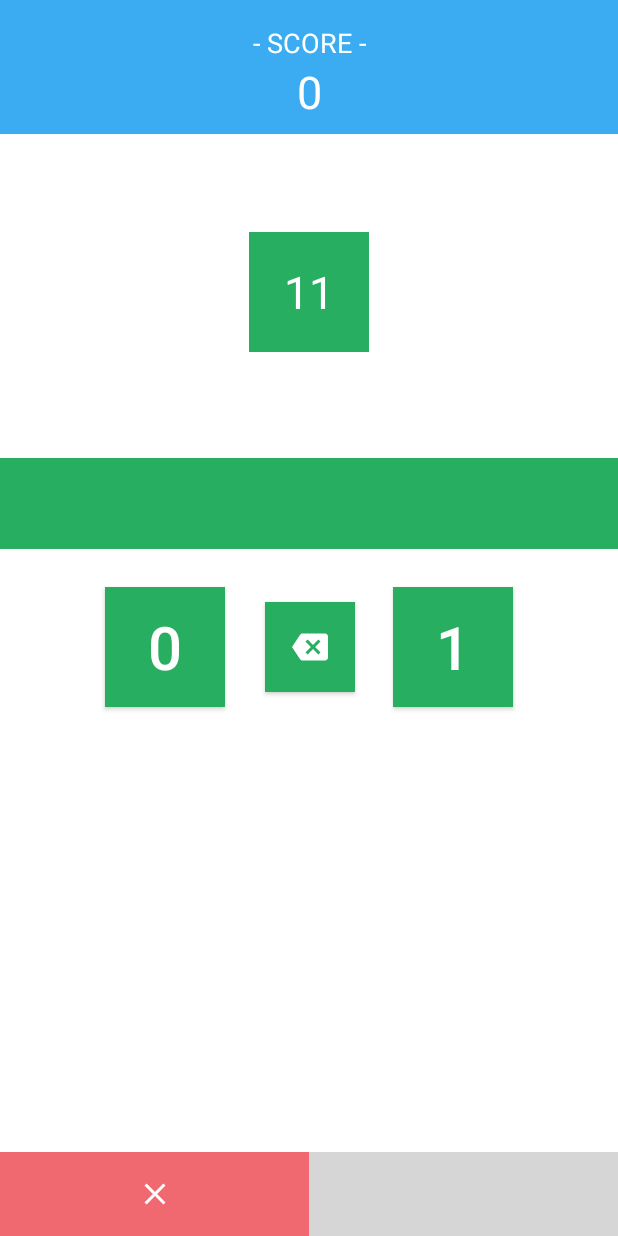
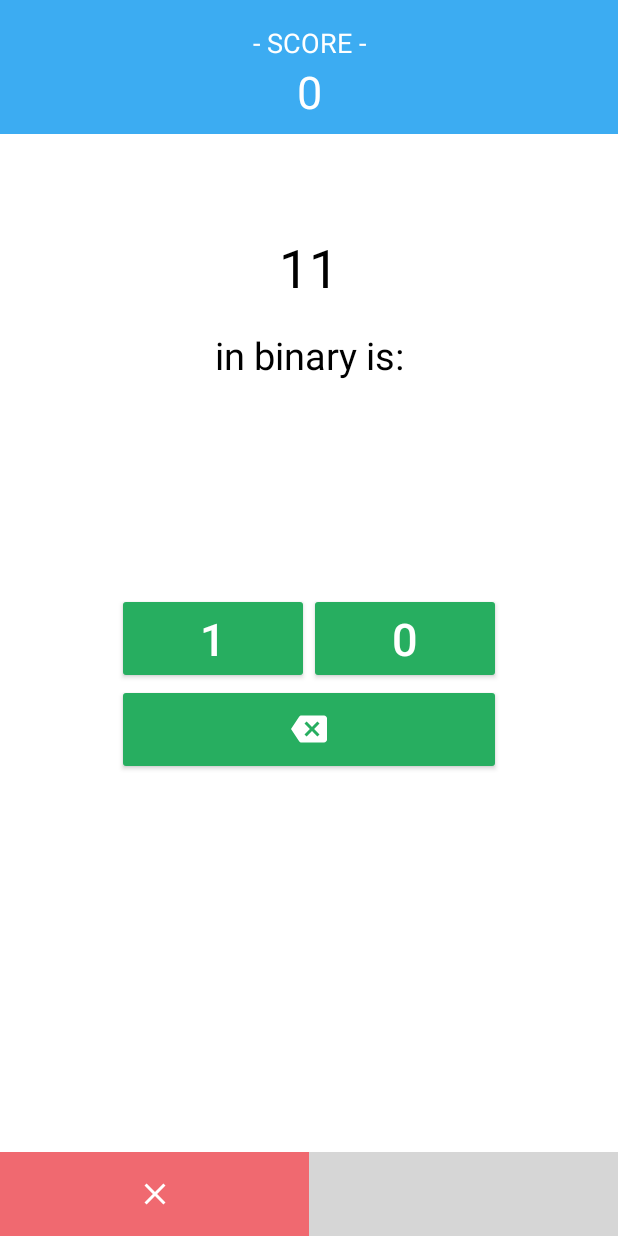
Before and after one commit to ShabazBadshah/MIPSAssemblyTutor, an Android app: the fragment BinaryInputFragment placed in its activity, after a tap on an icon or button, on a phone screen of 412 x 824 dp. Run offline under Robolectric (Android 15) with nearby library versions, the phone set to English and light mode, and no system bars; 11 statements that could not run were skipped; grey boxes are pictures that could not be loaded.

Commit message:
safety commit

```diff
--- a/app/src/main/java/com/example/badsh/mipsassemblytutor/activities/QuizActivity.java
+++ b/app/src/main/java/com/example/badsh/mipsassemblytutor/activities/QuizActivity.java
@@ -10,9 +10,10 @@ import android.support.v4.app.FragmentManager;
 import android.support.v7.app.AlertDialog;
 import android.support.v7.app.AppCompatActivity;
 import android.util.Log;
-import android.view.Gravity;
 import android.view.View;
+import android.view.ViewGroup;
 import android.widget.ImageButton;
+import android.widget.ImageView;
 import android.widget.TextView;
 
 import com.example.badsh.mipsassemblytutor.MainActivity;
@@ -27,8 +28,6 @@ import com.example.badsh.mipsassemblytutor.fragments.TypeMipsCommandFragment;
 import com.example.badsh.mipsassemblytutor.models.QuizGridItem;
 
 import java.lang.reflect.InvocationTargetException;
-import java.util.Timer;
-import java.util.TimerTask;
 
 /**
  * Created by Shabaz Badshah on 9/19/2017.
@@ -53,12 +52,18 @@ public class QuizActivity extends AppCompatActivity implements View.OnClickListe
     private TextView mScoreCountTv;
     private TextView mScoreCountInsTv;
 
+    private ImageView mAnswerStatusIv;
+
+    private ViewGroup mScoreContainer;
+
     private ImageButton mConfirmAnswerBtn;
     private ImageButton mQuitQuizBtn;
 
     private int mCurrentQuesNum = 1;
     private int mTotalAmountQues = 5;
     private int mNumOfCorrectAns = 0;
+
+    private boolean visible = false;
 
     private String mQuizDarkPrimaryColor;
     private String mQuizPrimaryColor;
@@ -83,10 +88,15 @@ public class QuizActivity extends AppCompatActivity implements View.OnClickListe
     }
 
     private void initViews() {
+
+        mScoreContainer = (ViewGroup) findViewById(R.id.scoreContainer);
+
         mScoreCountTv = (TextView) findViewById(R.id.scoreTv);
         mScoreCountInsTv = (TextView) findViewById(R.id.scoreTvInstruction);
         mConfirmAnswerBtn = (ImageButton) findViewById(R.id.confirmAnswerBtn);
         mQuitQuizBtn = (ImageButton) findViewById(R.id.quitQuizBtn);
+        mAnswerStatusIv = (ImageView) findViewById(R.id.questionAnswerStatus);
+        mAnswerStatusIv.setVisibility(View.GONE);
     }
 
     private void initQuizFragment() throws ClassNotFoundException, NoSuchMethodException, IllegalAccessException, InvocationTargetException, InstantiationException {
@@ -211,37 +221,6 @@ public class QuizActivity extends AppCompatActivity implements View.OnClickListe
 
                 mCurrentQuesNum++;
 
-                AlertDialog.Builder builder = new AlertDialog.Builder(v.getContext());
-
-                if (mCorrectAnswer == false) {
-                    String sb = new StringBuilder(status)
-                            .append("Correct Answer: \n")
-                            .append(answer + "\n")
-                            .toString();
-                            tv.setText(sb);
-                } else {
-                    tv.setText(status);
-                }
-
-                tv.setPadding(10, 50, 10, 30);
-                tv.setGravity(Gravity.CENTER);
-                tv.setTextSize(20);
-                builder.setView(tv);
-                builder.setCancelable(true);
-
-                // Null pointer if call dlg on quiz complete activity screen
-                if (mCurrentQuesNum <= mTotalAmountQues) {
-                    final AlertDialog dlg = builder.create();
-                    dlg.show();
-
-                    final Timer t = new Timer();
-                    t.schedule(new TimerTask() {
-                        public void run() {
-                            dlg.dismiss(); // when the task active then close the dialog
-                            t.cancel(); // also just top the timer thread, otherwise, you may receive a crash report
-                        }
-                    }, 1500); // after 2 second (or 2000 miliseconds), the task will be active.
-                }
 
                 if (mCurrentQuesNum > mTotalAmountQues) finishGame();
                 else {
--- a/app/src/main/java/com/example/badsh/mipsassemblytutor/activities/QuizCompleteActivity.java
+++ b/app/src/main/java/com/example/badsh/mipsassemblytutor/activities/QuizCompleteActivity.java
@@ -31,23 +31,11 @@
 
         private void initUserScoreAndTime() {
             String userScore = getIntent().getExtras().getString("userScore");
-            String userTime = getIntent().getExtras().getString("userTime");
 
             TextView userScoreTV = (TextView) findViewById(R.id.userQuizScore);
-            TextView userTimeTV = (TextView) findViewById(R.id.userQuizTime);
 
             userScoreTV.setText(userScore);
             userScoreTV.setTextColor(Color.parseColor(quizPrimaryColor));
-
-            long totalTimeInSeconds = Integer.valueOf(userTime);
-            long hours = totalTimeInSeconds / 3600;
-            long minutes = (totalTimeInSeconds % 3600) / 60;
-            long seconds = totalTimeInSeconds % 60;
-
-            String timeString = String.format("%02d:%02d:%02d", hours, minutes, seconds);
-
-            userTimeTV.setText(timeString);
-            userTimeTV.setTextColor(Color.parseColor(quizPrimaryColor));
         }
 
         private void initClickListeners() {
--- a/app/src/main/java/com/example/badsh/mipsassemblytutor/data_provider/QuizMenuItemDataProvider.java
+++ b/app/src/main/java/com/example/badsh/mipsassemblytutor/data_provider/QuizMenuItemDataProvider.java
@@ -23,11 +23,14 @@ public class QuizMenuItemDataProvider {
     private static final String[] QUIZ_MODULE_ACTIVITIES = {
             "DecimalInputFragment",
             "BinaryInputFragment",
-            "AddingBinaryFragment",
+            "AddingBinaryFragment"
+    };
+
+    /*
             "MipsComputeCommandFragment",
             "MachineCodeInputFragment",
             "TypeMipsCommandFragment"
-    };
+     */
 
     private static final String[] QUIZ_PRIMARY_COLORS_IN_HEX = {
             "#5399c6",
--- a/app/src/main/java/com/example/badsh/mipsassemblytutor/fragments/BinaryInputFragment.java
+++ b/app/src/main/java/com/example/badsh/mipsassemblytutor/fragments/BinaryInputFragment.java
@@ -50,8 +50,8 @@ public class BinaryInputFragment extends Fragment implements View.OnClickListene
         mAnswerField = (EditText) mQuizView.findViewById(R.id.answerField);
         mAnswerField.setInputType(InputType.TYPE_NULL);
 
-        mZeroBtn = (Button) mQuizView.findViewById(R.id.zeroInputBtn);
-        mOneBtn = (Button) mQuizView.findViewById(R.id.oneInputBtn);
+        mZeroBtn = (Button) mQuizView.findViewById(R.id.zeroBtn);
+        mOneBtn = (Button) mQuizView.findViewById(R.id.oneBtn);
         mBackspaceBtn = (Button) mQuizView.findViewById(R.id.backspaceBtn);
 
         generateAndSetNewQuestion();
@@ -62,9 +62,7 @@ public class BinaryInputFragment extends Fragment implements View.OnClickListene
         mBinaryNum = EngineUtils.convertDecimalToBinary(mDecimalNum);
 
         mDecimalNumTv.setText(Integer.toString(mDecimalNum));
-        mAnswerField.setText(null);
-
-//        Toast.makeText(getContext(), mBinaryNum, Toast.LENGTH_SHORT).show();
+        mAnswerField.setText("");
     }
 
     private void initClickListeners() {
@@ -77,16 +75,16 @@ public class BinaryInputFragment extends Fragment implements View.OnClickListene
     public void onClick(View v) {
 
         switch (v.getId()) {
-            case R.id.zeroInputBtn:
+            case R.id.zeroBtn:
                 mAnswerField.setText(mAnswerField.getText().append("0"));
                 break;
-            case R.id.oneInputBtn:
+            case R.id.oneBtn:
                 mAnswerField.setText(mAnswerField.getText().append("1"));
                 break;
             case R.id.backspaceBtn:
                 String userAnswer = mAnswerField.getText().toString();
                 if (userAnswer.length() >= 1) {
-                    mAnswerField.setText(null);
+                    mAnswerField.setText("");
                     userAnswer = userAnswer.substring(0, userAnswer.length() - 1);
                     mAnswerField.setText(userAnswer);
                 }
--- a/app/src/main/res/layout/activity_quiz_activity.xml
+++ b/app/src/main/res/layout/activity_quiz_activity.xml
@@ -4,6 +4,12 @@
                 android:layout_width="match_parent"
                 android:layout_height="match_parent"
                 android:id="@+id/quizActivityRoot">
+
+    <LinearLayout
+        android:id="@+id/scoreContainer"
+        android:layout_width="match_parent"
+        android:layout_height="wrap_content"
+        android:orientation="vertical">
 
         <TextView
             android:id="@+id/scoreTvInstruction"
@@ -30,13 +36,20 @@
             android:textColor="@color/white"
             android:textSize="30sp"/>
 
+        <ImageView
+            android:id="@+id/questionAnswerStatus"
+            android:layout_width="match_parent"
+            android:layout_height="wrap_content"
+            app:srcCompat="?android:attr/textCheckMark"/>
+    </LinearLayout>
+
     <FrameLayout
         android:id="@+id/question_container"
         android:layout_width="match_parent"
         android:layout_height="match_parent"
         android:layout_above="@+id/quizOptionControls"
         android:layout_alignParentEnd="true"
-        android:layout_below="@+id/scoreTv"
+        android:layout_below="@+id/scoreContainer"
         android:layout_weight="1"
         android:orientation="vertical">
 
--- a/app/src/main/res/layout/fragment_binary_input.xml
+++ b/app/src/main/res/layout/fragment_binary_input.xml
@@ -7,80 +7,23 @@
                                              android:layout_height="match_parent"
                                              android:orientation="vertical">
 
-    <Button
-        android:id="@+id/zeroInputBtn"
-        android:layout_width="80dp"
-        android:layout_height="80dp"
-        android:layout_alignParentBottom="true"
-        android:layout_marginLeft="70dp"
-        android:layout_marginStart="70dp"
-        android:layout_marginTop="25dp"
-        android:layout_toStartOf="@+id/userCommandTv"
-        android:background="@drawable/square"
-        android:backgroundTint="@color/practiceAllQuestionsBtnColor"
-        android:text="0"
-        android:textAlignment="center"
-        android:textColor="@color/finished_quiz_headings_color"
-        android:textSize="40sp"
-        app:layout_constraintLeft_toLeftOf="parent"
-        app:layout_constraintTop_toBottomOf="@+id/answerField"/>
-
-    <Button
-        android:id="@+id/backspaceBtn"
-        android:layout_width="60dp"
-        android:layout_height="60dp"
-        android:layout_alignParentBottom="true"
-        android:layout_toStartOf="@+id/userCommandTv"
-        android:background="@drawable/square"
-        android:backgroundTint="@color/practiceAllQuestionsBtnColor"
-        android:foreground="@drawable/ic_backspace_black_24dp"
-        android:foregroundGravity="center"
-        android:textAlignment="center"
-        android:textColor="@color/finished_quiz_headings_color"
-        android:textSize="40sp"
-        android:layout_marginTop="35dp"
-        app:layout_constraintTop_toBottomOf="@+id/answerField"
-        app:layout_constraintRight_toLeftOf="@+id/oneInputBtn"
-        android:layout_marginRight="8dp"
-        app:layout_constraintLeft_toRightOf="@+id/zeroInputBtn"
-        android:layout_marginLeft="8dp"
-        app:layout_constraintHorizontal_bias="0.514"/>
-
-    <Button
-        android:id="@+id/oneInputBtn"
-        android:layout_width="80dp"
-        android:layout_height="80dp"
-        android:layout_marginEnd="70dp"
-        android:layout_marginRight="70dp"
-        android:layout_marginTop="25dp"
-        android:background="@drawable/square"
-        android:backgroundTint="@color/practiceAllQuestionsBtnColor"
-        android:text="1"
-        android:textColor="@color/finished_quiz_headings_color"
-        android:textSize="40sp"
-        app:layout_constraintRight_toRightOf="parent"
-        app:layout_constraintTop_toBottomOf="@+id/answerField"/>
-
     <TextView
         android:id="@+id/userCommandTv"
-        android:layout_width="wrap_content"
-        android:layout_height="wrap_content"
+        android:layout_width="0dp"
+        android:layout_height="@dimen/generatedNumFontSize"
         android:layout_below="@+id/questionPrompt"
         android:layout_centerHorizontal="true"
-        android:layout_marginTop="15dp"
-        android:background="@drawable/square"
-        android:backgroundTint="@color/practiceAllQuestionsBtnColor"
+        android:layout_marginTop="64dp"
         android:gravity="center_vertical|center_horizontal"
-        android:padding="5dp"
-        android:text="15"
+        android:padding="0dp"
         android:textAlignment="center"
         android:textAllCaps="false"
-        android:textColor="@color/toolbarTextColor"
-        android:textSize="30sp"
+        android:textColor="@color/questionFontColor"
+        android:textSize="35sp"
+        app:layout_constraintHorizontal_bias="1.0"
         app:layout_constraintLeft_toLeftOf="parent"
         app:layout_constraintRight_toRightOf="parent"
-        app:layout_constraintTop_toBottomOf="@+id/questionPrompt"
-        app:layout_constraintHorizontal_bias="0.501"/>
+        app:layout_constraintTop_toTopOf="parent"/>
 
     <TextView
         android:id="@+id/questionPromptBottom"
@@ -88,50 +31,44 @@
         android:layout_height="wrap_content"
         android:layout_alignParentStart="true"
         android:layout_below="@+id/userCommandTv"
-        android:layout_marginTop="10dp"
+        android:layout_marginTop="16dp"
         android:layout_weight="1"
-        android:text="to Binary"
+        android:text="in binary is:"
         android:textAlignment="center"
-        android:textColor="@android:color/background_light"
+        android:textColor="@color/questionFontColor"
         android:textSize="25sp"
         app:layout_constraintHorizontal_bias="0.0"
         app:layout_constraintLeft_toLeftOf="parent"
         app:layout_constraintRight_toRightOf="parent"
         app:layout_constraintTop_toBottomOf="@+id/userCommandTv"/>
 
-    <TextView
-        android:id="@+id/questionPrompt"
-        android:layout_width="0dp"
+    <include
+        android:id="@+id/include"
+        layout="@layout/binary_numpad"
+        android:layout_width="256dp"
         android:layout_height="wrap_content"
-        android:layout_alignParentTop="true"
-        android:layout_centerHorizontal="true"
-        android:layout_marginTop="15dp"
-        android:layout_weight="1"
-        android:text="Convert"
-        android:textAlignment="center"
-        android:textColor="@android:color/background_light"
-        android:textSize="25sp"
-        app:layout_constraintHorizontal_bias="0.0"
+        android:layout_marginTop="40dp"
         app:layout_constraintLeft_toLeftOf="parent"
         app:layout_constraintRight_toRightOf="parent"
-        app:layout_constraintTop_toTopOf="parent"/>
+        app:layout_constraintTop_toBottomOf="@+id/answerField"/>
 
     <EditText
         android:id="@+id/answerField"
-        android:layout_width="0dp"
+        android:layout_width="wrap_content"
         android:layout_height="wrap_content"
-        android:layout_marginTop="26dp"
-        android:background="@color/practiceAllQuestionsBtnColor"
-        android:inputType="none"
-        android:maxLines="2"
-        android:paddingBottom="10dp"
-        android:paddingTop="10dp"
+        android:layout_marginEnd="8dp"
+        android:layout_marginLeft="96dp"
+        android:layout_marginTop="40dp"
+        android:clickable="false"
+        android:ems="10"
+        android:inputType="number"
+        android:longClickable="false"
+        android:singleLine="true"
         android:textAlignment="center"
-        android:textColor="@color/finished_quiz_headings_color"
-        android:textSize="30sp"
-        app:layout_constraintHorizontal_bias="0.0"
+        android:textColor="@color/questionFontColor"
+        android:textSize="@dimen/answerFontSize"
+        app:layout_constraintEnd_toEndOf="parent"
         app:layout_constraintLeft_toLeftOf="parent"
-        app:layout_constraintRight_toRightOf="parent"
         app:layout_constraintTop_toBottomOf="@+id/questionPromptBottom"/>
 
 </android.support.constraint.ConstraintLayout>
```
Lines whose indentation alone changed are shown as unchanged.
